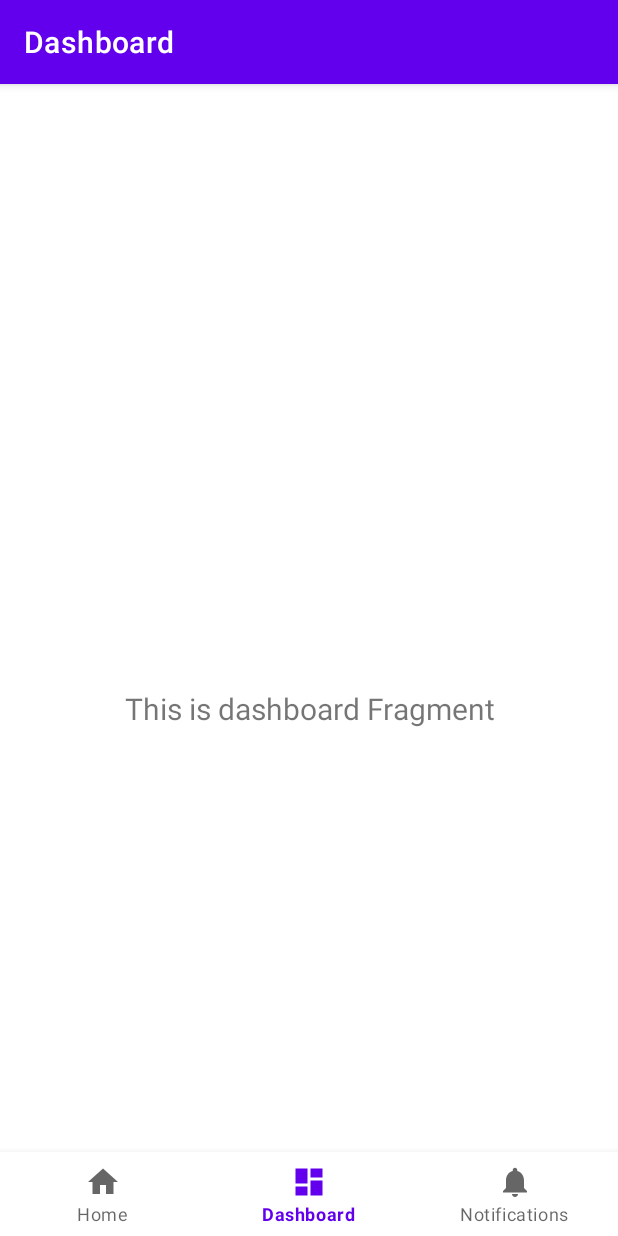
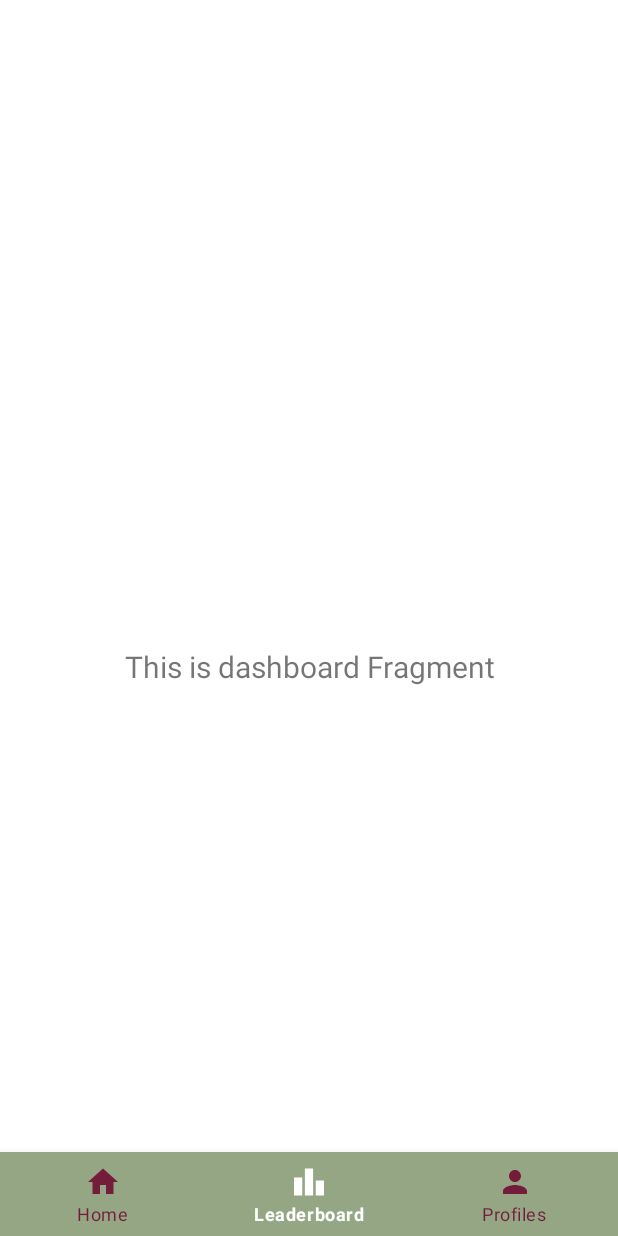
Before and after one commit to greenquest-team/mobile-development, an Android app: the LeaderboardFragment screen opened through its navigation route, item 2 of the bottom bar chosen, on a phone screen of 412 x 824 dp. Run offline under Robolectric (Android 15) with nearby library versions, the light colour scheme and no system bars; our stand-ins replace navigation-ui.

Commit message:
[ADD] add dependencies that use for the project and make several fragment

```diff
--- a/app/src/main/java/com/dicoding/greenquest/MainActivity.kt
+++ b/app/src/main/java/com/dicoding/greenquest/MainActivity.kt
@@ -3,6 +3,7 @@ package com.dicoding.greenquest
 import android.os.Bundle
 import com.google.android.material.bottomnavigation.BottomNavigationView
 import androidx.appcompat.app.AppCompatActivity
+import androidx.core.content.ContextCompat
 import androidx.navigation.findNavController
 import androidx.navigation.ui.AppBarConfiguration
 import androidx.navigation.ui.setupActionBarWithNavController
@@ -26,10 +27,13 @@ class MainActivity : AppCompatActivity() {
         // menu should be considered as top level destinations.
         val appBarConfiguration = AppBarConfiguration(
             setOf(
-                R.id.navigation_home, R.id.navigation_dashboard, R.id.navigation_notifications
+                R.id.navigation_home, R.id.navigation_leaderboard, R.id.navigation_profiles
             )
         )
-        setupActionBarWithNavController(navController, appBarConfiguration)
+//        setupActionBarWithNavController(navController, appBarConfiguration)
         navView.setupWithNavController(navController)
+
+        val bottomNav = binding.navView
+//        bottomNav. = ContextCompat.getColorStateList(this, R.color.white)
     }
 }
--- a/app/src/main/java/com/dicoding/greenquest/ui/notifications/NotificationsFragment.kt
+++ b/app/src/main/java/com/dicoding/greenquest/ui/leaderboard/LeaderboardFragment.kt
@@ -1,4 +1,4 @@
-package com.dicoding.greenquest.ui.notifications
+package com.dicoding.greenquest.ui.leaderboard
 
 import android.os.Bundle
 import android.view.LayoutInflater
@@ -7,11 +7,11 @@ import android.view.ViewGroup
 import android.widget.TextView
 import androidx.fragment.app.Fragment
 import androidx.lifecycle.ViewModelProvider
-import com.dicoding.greenquest.databinding.FragmentNotificationsBinding
+import com.dicoding.greenquest.databinding.FragmentLeaderboardBinding
 
-class NotificationsFragment : Fragment() {
+class LeaderboardFragment : Fragment() {
 
-    private var _binding: FragmentNotificationsBinding? = null
+    private var _binding: FragmentLeaderboardBinding? = null
 
     // This property is only valid between onCreateView and
     // onDestroyView.
@@ -22,14 +22,14 @@ class NotificationsFragment : Fragment() {
         container: ViewGroup?,
         savedInstanceState: Bundle?
     ): View {
-        val notificationsViewModel =
-            ViewModelProvider(this).get(NotificationsViewModel::class.java)
+        val dashboardViewModel =
+            ViewModelProvider(this).get(LeaderboardViewModel::class.java)
 
-        _binding = FragmentNotificationsBinding.inflate(inflater, container, false)
+        _binding = FragmentLeaderboardBinding.inflate(inflater, container, false)
         val root: View = binding.root
 
-        val textView: TextView = binding.textNotifications
-        notificationsViewModel.text.observe(viewLifecycleOwner) {
+        val textView: TextView = binding.textDashboard
+        dashboardViewModel.text.observe(viewLifecycleOwner) {
             textView.text = it
         }
         return root
--- a/app/src/main/java/com/dicoding/greenquest/ui/notifications/NotificationsViewModel.kt
+++ b/app/src/main/java/com/dicoding/greenquest/ui/leaderboard/LeaderboardViewModel.kt
@@ -1,13 +1,13 @@
-package com.dicoding.greenquest.ui.notifications
+package com.dicoding.greenquest.ui.leaderboard
 
 import androidx.lifecycle.LiveData
 import androidx.lifecycle.MutableLiveData
 import androidx.lifecycle.ViewModel
 
-class NotificationsViewModel : ViewModel() {
+class LeaderboardViewModel : ViewModel() {
 
     private val _text = MutableLiveData<String>().apply {
-        value = "This is notifications Fragment"
+        value = "This is dashboard Fragment"
     }
     val text: LiveData<String> = _text
 }
--- a/app/src/main/java/com/dicoding/greenquest/ui/dashboard/DashboardFragment.kt
+++ b/app/src/main/java/com/dicoding/greenquest/ui/profile/ProfilesFragment.kt
@@ -1,4 +1,4 @@
-package com.dicoding.greenquest.ui.dashboard
+package com.dicoding.greenquest.ui.profile
 
 import android.os.Bundle
 import android.view.LayoutInflater
@@ -7,11 +7,11 @@ import android.view.ViewGroup
 import android.widget.TextView
 import androidx.fragment.app.Fragment
 import androidx.lifecycle.ViewModelProvider
-import com.dicoding.greenquest.databinding.FragmentDashboardBinding
+import com.dicoding.greenquest.databinding.FragmentProfilesBinding
 
-class DashboardFragment : Fragment() {
+class ProfilesFragment : Fragment() {
 
-    private var _binding: FragmentDashboardBinding? = null
+    private var _binding: FragmentProfilesBinding? = null
 
     // This property is only valid between onCreateView and
     // onDestroyView.
@@ -22,14 +22,14 @@ class DashboardFragment : Fragment() {
         container: ViewGroup?,
         savedInstanceState: Bundle?
     ): View {
-        val dashboardViewModel =
-            ViewModelProvider(this).get(DashboardViewModel::class.java)
+        val notificationsViewModel =
+            ViewModelProvider(this).get(ProfilesViewModel::class.java)
 
-        _binding = FragmentDashboardBinding.inflate(inflater, container, false)
+        _binding = FragmentProfilesBinding.inflate(inflater, container, false)
         val root: View = binding.root
 
-        val textView: TextView = binding.textDashboard
-        dashboardViewModel.text.observe(viewLifecycleOwner) {
+        val textView: TextView = binding.textNotifications
+        notificationsViewModel.text.observe(viewLifecycleOwner) {
             textView.text = it
         }
         return root
--- a/app/src/main/java/com/dicoding/greenquest/ui/dashboard/DashboardViewModel.kt
+++ b/app/src/main/java/com/dicoding/greenquest/ui/profile/ProfilesViewModel.kt
@@ -1,13 +1,13 @@
-package com.dicoding.greenquest.ui.dashboard
+package com.dicoding.greenquest.ui.profile
 
 import androidx.lifecycle.LiveData
 import androidx.lifecycle.MutableLiveData
 import androidx.lifecycle.ViewModel
 
-class DashboardViewModel : ViewModel() {
+class ProfilesViewModel : ViewModel() {
 
     private val _text = MutableLiveData<String>().apply {
-        value = "This is dashboard Fragment"
+        value = "This is notifications Fragment"
     }
     val text: LiveData<String> = _text
 }
--- /dev/null
+++ b/app/src/main/res/color/colorstatelist.xml
@@ -0,0 +1,4 @@
+ <selector xmlns:android="http://schemas.android.com/apk/res/android">
+        <item android:color="@color/white" android:state_checked="true" /> <!-- Warna ikon aktif -->
+        <item android:color="@color/brown_700" android:state_checked="false" /> <!-- Warna ikon tidak aktif -->
+ </selector>
--- /dev/null
+++ b/app/src/main/res/drawable/ic_leaderboard_24.xml
@@ -0,0 +1,5 @@
+<vector xmlns:android="http://schemas.android.com/apk/res/android" android:height="24dp" android:tint="#FFFFFF" android:viewportHeight="24" android:viewportWidth="24" android:width="24dp">
+
+    <path android:fillColor="@android:color/white" android:pathData="M7.5,21H2V9h5.5V21zM14.75,3h-5.5v18h5.5V3zM22,11h-5.5v10H22V11z"/>
+
+</vector>
--- /dev/null
+++ b/app/src/main/res/drawable/ic_person_24.xml
@@ -0,0 +1,5 @@
+<vector xmlns:android="http://schemas.android.com/apk/res/android" android:height="24dp" android:tint="#FFFFFF" android:viewportHeight="24" android:viewportWidth="24" android:width="24dp">
+
+    <path android:fillColor="@android:color/white" android:pathData="M12,12c2.21,0 4,-1.79 4,-4s-1.79,-4 -4,-4 -4,1.79 -4,4 1.79,4 4,4zM12,14c-2.67,0 -8,1.34 -8,4v2h16v-2c0,-2.66 -5.33,-4 -8,-4z"/>
+
+</vector>
--- a/app/src/main/res/layout/activity_main.xml
+++ b/app/src/main/res/layout/activity_main.xml
@@ -12,10 +12,12 @@
         android:layout_height="wrap_content"
         android:layout_marginStart="0dp"
         android:layout_marginEnd="0dp"
-        android:background="?android:attr/windowBackground"
+        android:background="@color/green_700"
         app:layout_constraintBottom_toBottomOf="parent"
         app:layout_constraintLeft_toLeftOf="parent"
         app:layout_constraintRight_toRightOf="parent"
+        app:itemIconTint="@color/colorstatelist"
+        app:itemTextColor="@color/colorstatelist"
         app:menu="@menu/bottom_nav_menu" />
 
     <fragment
--- a/app/src/main/res/layout/fragment_dashboard.xml
+++ b/app/src/main/res/layout/fragment_leaderboard.xml
@@ -4,7 +4,7 @@
     xmlns:tools="http://schemas.android.com/tools"
     android:layout_width="match_parent"
     android:layout_height="match_parent"
-    tools:context=".ui.dashboard.DashboardFragment">
+    tools:context=".ui.leaderboard.LeaderboardFragment">
 
     <TextView
         android:id="@+id/text_dashboard"
--- a/app/src/main/res/layout/fragment_notifications.xml
+++ b/app/src/main/res/layout/fragment_profiles.xml
@@ -4,7 +4,7 @@
     xmlns:tools="http://schemas.android.com/tools"
     android:layout_width="match_parent"
     android:layout_height="match_parent"
-    tools:context=".ui.notifications.NotificationsFragment">
+    tools:context=".ui.profile.ProfilesFragment">
 
     <TextView
         android:id="@+id/text_notifications"
--- a/app/src/main/res/menu/bottom_nav_menu.xml
+++ b/app/src/main/res/menu/bottom_nav_menu.xml
@@ -7,13 +7,13 @@
         android:title="@string/title_home" />
 
     <item
-        android:id="@+id/navigation_dashboard"
-        android:icon="@drawable/ic_dashboard_black_24dp"
-        android:title="@string/title_dashboard" />
+        android:id="@+id/navigation_leaderboard"
+        android:icon="@drawable/ic_leaderboard_24"
+        android:title="@string/title_leaderboard" />
 
     <item
-        android:id="@+id/navigation_notifications"
-        android:icon="@drawable/ic_notifications_black_24dp"
-        android:title="@string/title_notifications" />
+        android:id="@+id/navigation_profiles"
+        android:icon="@drawable/ic_person_24"
+        android:title="@string/title_profiles" />
 
 </menu>
--- a/app/src/main/res/navigation/mobile_navigation.xml
+++ b/app/src/main/res/navigation/mobile_navigation.xml
@@ -12,14 +12,14 @@
         tools:layout="@layout/fragment_home" />
 
     <fragment
-        android:id="@+id/navigation_dashboard"
-        android:name="com.dicoding.greenquest.ui.dashboard.DashboardFragment"
-        android:label="@string/title_dashboard"
-        tools:layout="@layout/fragment_dashboard" />
+        android:id="@+id/navigation_leaderboard"
+        android:name="com.dicoding.greenquest.ui.leaderboard.LeaderboardFragment"
+        android:label="@string/title_leaderboard"
+        tools:layout="@layout/fragment_leaderboard" />
 
     <fragment
-        android:id="@+id/navigation_notifications"
-        android:name="com.dicoding.greenquest.ui.notifications.NotificationsFragment"
-        android:label="@string/title_notifications"
-        tools:layout="@layout/fragment_notifications" />
+        android:id="@+id/navigation_profiles"
+        android:name="com.dicoding.greenquest.ui.profile.ProfilesFragment"
+        android:label="@string/title_profiles"
+        tools:layout="@layout/fragment_profiles" />
 </navigation>
--- a/app/src/main/res/values-night/themes.xml
+++ b/app/src/main/res/values-night/themes.xml
@@ -1,6 +1,6 @@
 <resources xmlns:tools="http://schemas.android.com/tools">
     <!-- Base application theme. -->
-    <style name="Theme.GreenQuest" parent="Theme.MaterialComponents.DayNight.DarkActionBar">
+    <style name="Theme.GreenQuest" parent="Theme.MaterialComponents.DayNight.NoActionBar">
         <!-- Primary brand color. -->
         <item name="colorPrimary">@color/purple_200</item>
         <item name="colorPrimaryVariant">@color/purple_700</item>
@@ -10,7 +10,7 @@
         <item name="colorSecondaryVariant">@color/teal_200</item>
         <item name="colorOnSecondary">@color/black</item>
         <!-- Status bar color. -->
-        <item name="android:statusBarColor">?attr/colorPrimaryVariant</item>
+        <item name="android:statusBarColor">@color/brown_700</item>
         <!-- Customize your theme here. -->
     </style>
 </resources>
--- a/app/src/main/res/values/colors.xml
+++ b/app/src/main/res/values/colors.xml
@@ -7,4 +7,7 @@
     <color name="teal_700">#FF018786</color>
     <color name="black">#FF000000</color>
     <color name="white">#FFFFFFFF</color>
+
+    <color name="green_700">#94A684</color>
+    <color name="brown_700">#741D3A</color>
 </resources>
--- a/app/src/main/res/values/strings.xml
+++ b/app/src/main/res/values/strings.xml
@@ -1,6 +1,6 @@
 <resources>
     <string name="app_name">GreenQuest</string>
     <string name="title_home">Home</string>
-    <string name="title_dashboard">Dashboard</string>
-    <string name="title_notifications">Notifications</string>
+    <string name="title_leaderboard">Leaderboard</string>
+    <string name="title_profiles">Profiles</string>
 </resources>
--- a/app/src/main/res/values/themes.xml
+++ b/app/src/main/res/values/themes.xml
@@ -1,8 +1,8 @@
 <resources xmlns:tools="http://schemas.android.com/tools">
     <!-- Base application theme. -->
-    <style name="Theme.GreenQuest" parent="Theme.MaterialComponents.DayNight.DarkActionBar">
+    <style name="Theme.GreenQuest" parent="Theme.MaterialComponents.DayNight.NoActionBar">
         <!-- Primary brand color. -->
-        <item name="colorPrimary">@color/purple_500</item>
+        <item name="colorPrimary">@color/brown_700</item>
         <item name="colorPrimaryVariant">@color/purple_700</item>
         <item name="colorOnPrimary">@color/white</item>
         <!-- Secondary brand color. -->
@@ -10,7 +10,7 @@
         <item name="colorSecondaryVariant">@color/teal_700</item>
         <item name="colorOnSecondary">@color/black</item>
         <!-- Status bar color. -->
-        <item name="android:statusBarColor">?attr/colorPrimaryVariant</item>
+        <item name="android:statusBarColor">@color/brown_700</item>
         <!-- Customize your theme here. -->
     </style>
 </resources>
--- a/build.gradle.kts
+++ b/build.gradle.kts
@@ -2,4 +2,5 @@
 plugins {
     alias(libs.plugins.android.application) apply false
     alias(libs.plugins.kotlin.android) apply false
+    id("com.google.devtools.ksp") version "1.9.0-1.0.13" apply false
 }
```
Also changed, not shown: app/build.gradle.kts (+19 -4 lines), gradle/libs.versions.toml (+12 -0 lines).
